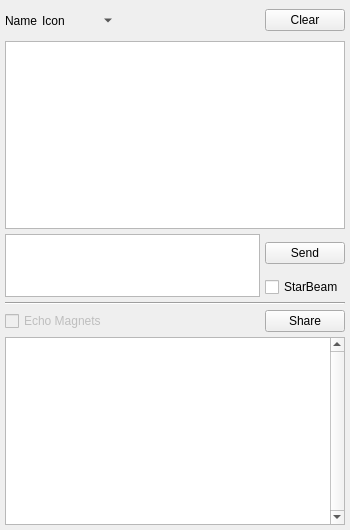
First picture: the form in branches/trunk/UI/chatwindow.ui, repository textbrowser/spot-on, before the edit.
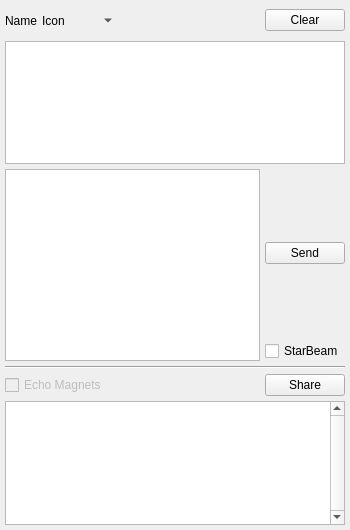
Second picture: the form after the edit. Icons and pictures are not drawn. Custom widgets are drawn as their Qt base class.

```diff
--- a/branches/trunk/UI/chatwindow.ui
+++ b/branches/trunk/UI/chatwindow.ui
@@ -107,7 +107,7 @@
       <item>
        <widget class="spoton_textedit" name="message">
         <property name="sizePolicy">
-         <sizepolicy hsizetype="Expanding" vsizetype="Ignored">
+         <sizepolicy hsizetype="Expanding" vsizetype="Fixed">
           <horstretch>0</horstretch>
           <verstretch>0</verstretch>
          </sizepolicy>
```
